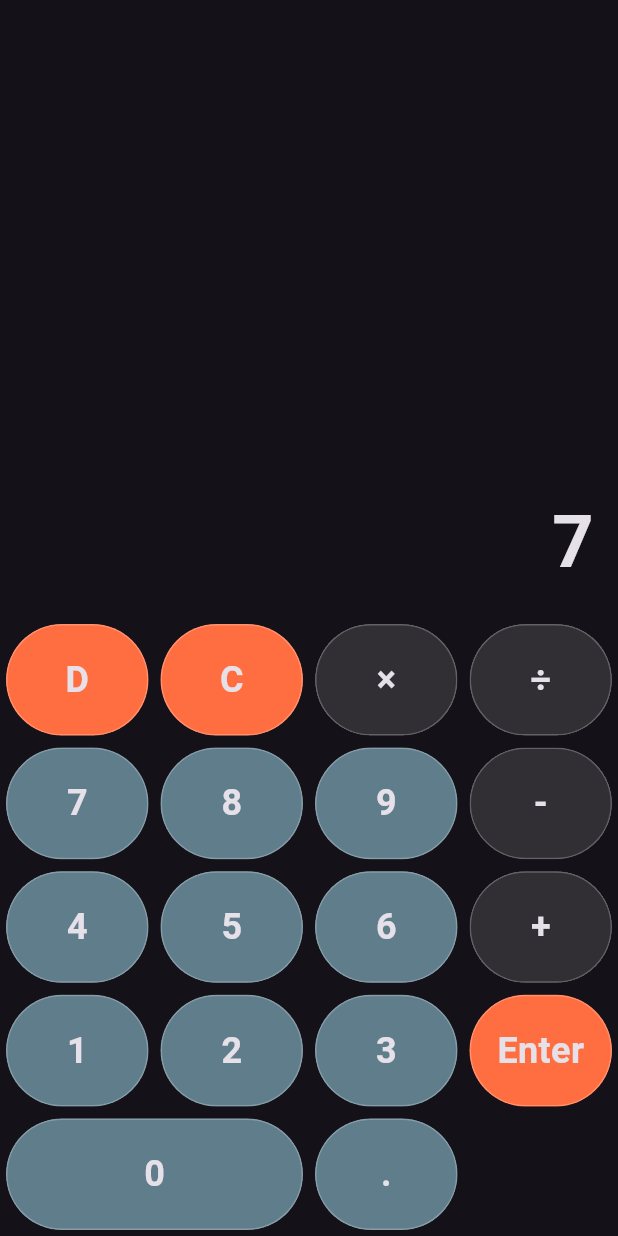
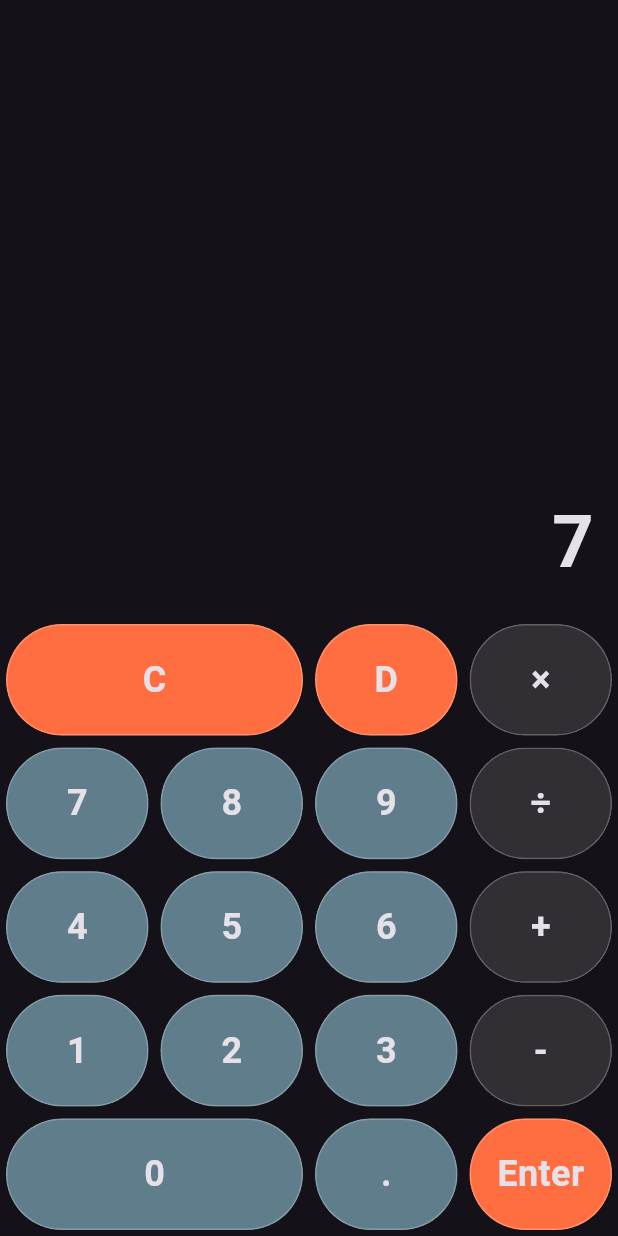
Before and after one commit to amorags/calc_app, a Flutter app: the screen it shows after launch, after a tap on an icon or button, on a phone screen of 412 x 824 dp. Run offline on Flutter 3.47's test engine with Material 3 defaults, Android fonts, the phone set to English and light mode, and no system bars.

Commit message:
Final Version of Calculator

```diff
--- a/lib/button_values.dart
+++ b/lib/button_values.dart
@@ -20,14 +20,13 @@ class Btn {
   static const String n9 = "9";
 
   static const List<String> buttonValues = [
+    clr,
     del,
-    clr,
     multiply,
-    divide,
     n7,
     n8,
     n9,
-    subtract,
+    divide,
     n4,
     n5,
     n6,
@@ -35,8 +34,9 @@ class Btn {
     n1,
     n2,
     n3,
-    calculate,
+    subtract,
     n0,
-    dot
+    dot,
+    calculate
   ];
 }
--- a/lib/calculator_screen.dart
+++ b/lib/calculator_screen.dart
@@ -94,6 +94,25 @@ class _CalculatorScreenState extends State<CalculatorScreen> {
             // output
             Expanded(
               child: SingleChildScrollView(
+                reverse: false,
+                child: Container(
+                  alignment: Alignment.topLeft,
+                  padding: const EdgeInsets.all(8),
+                  child: Text(
+                    calculator.stack.isEmpty
+                        ? ""
+                        : calculator.stack.join(" "),
+                    style: const TextStyle(
+                      fontSize: 36,
+                      fontWeight: FontWeight.normal,
+                    ),
+                    textAlign: TextAlign.end,
+                  ),
+                ),
+              ),
+            ),
+            Expanded(
+              child: SingleChildScrollView(
                 reverse: true,
                 child: Container(
                   alignment: Alignment.bottomRight,
@@ -115,7 +134,7 @@ class _CalculatorScreenState extends State<CalculatorScreen> {
               children: Btn.buttonValues
                   .map(
                     (value) => SizedBox(
-                  width: value == Btn.n0
+                  width: value == Btn.n0 || value == Btn.clr
                       ? screenSize.width / 2
                       : (screenSize.width / 4),
                   height: screenSize.width / 5,
@@ -168,24 +187,31 @@ class _CalculatorScreenState extends State<CalculatorScreen> {
     } else if (value == Btn.add) {
       calculator.execute(AddCommand());
       updateDisplay(calculator.stack.last);
+      displayValue = "0";
     } else if (value == Btn.subtract) {
       calculator.execute(SubCommand());
       updateDisplay(calculator.stack.last);
+      displayValue = "0";
     } else if (value == Btn.multiply) {
       calculator.execute(MultiCommand());
       updateDisplay(calculator.stack.last);
+      displayValue = "0";
     } else if (value == Btn.divide) {
       calculator.execute(DivideCommand());
       updateDisplay(calculator.stack.last);
+      displayValue = "0";
     } else {
       appendValue(value);
     }
   }
 
   void calculate() {
-    calculator.push(double.parse(displayValue));
+    setState(() {
+      calculator.push(double.parse(displayValue));
+    });
     displayValue = "0";
   }
+
 
   void clearAll() {
     setState(() {
```
